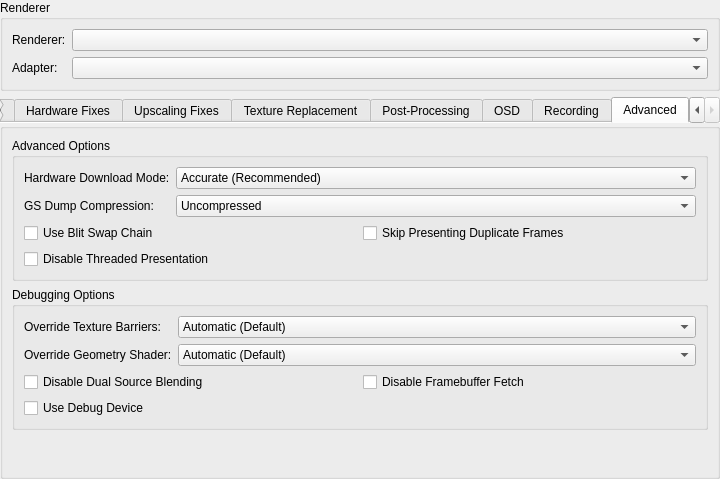
Qt form pcsx2-qt/Settings/GraphicsSettingsWidget.ui (PCSX2/pcsx2) before a commit.
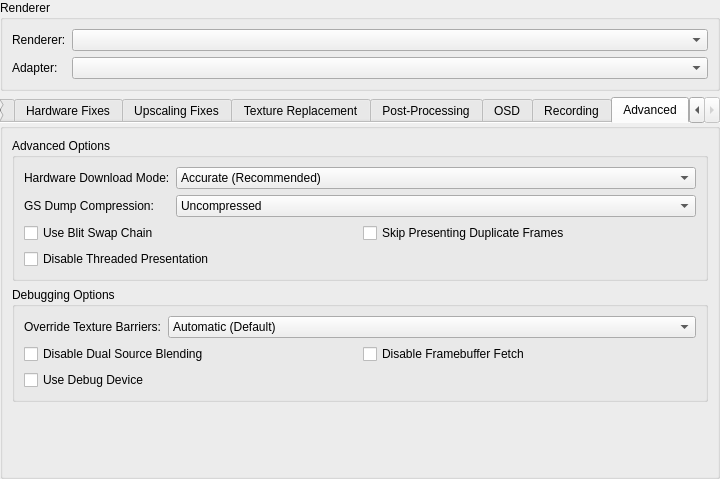
The same form after that commit. The open tabs and pages were chosen to show the change.

Patch:
```diff
--- a/pcsx2-qt/Settings/GraphicsSettingsWidget.ui
+++ b/pcsx2-qt/Settings/GraphicsSettingsWidget.ui
@@ -2133,33 +2133,7 @@
             </item>
            </widget>
           </item>
-          <item row="1" column="0">
-           <widget class="QLabel" name="label_30">
-            <property name="text">
-             <string>Override Geometry Shader:</string>
-            </property>
-           </widget>
-          </item>
-          <item row="1" column="1">
-           <widget class="QComboBox" name="overrideGeometryShader">
-            <item>
-             <property name="text">
-              <string>Automatic (Default)</string>
-             </property>
-            </item>
-            <item>
-             <property name="text">
-              <string>Force Disabled</string>
-             </property>
-            </item>
-            <item>
-             <property name="text">
-              <string>Force Enabled</string>
-             </property>
-            </item>
-           </widget>
-          </item>
-          <item row="3" column="0" colspan="2">
+          <item row="2" column="0" colspan="2">
            <layout class="QGridLayout" name="gridLayout_7">
             <item row="1" column="0">
              <widget class="QCheckBox" name="useDebugDevice">
```
